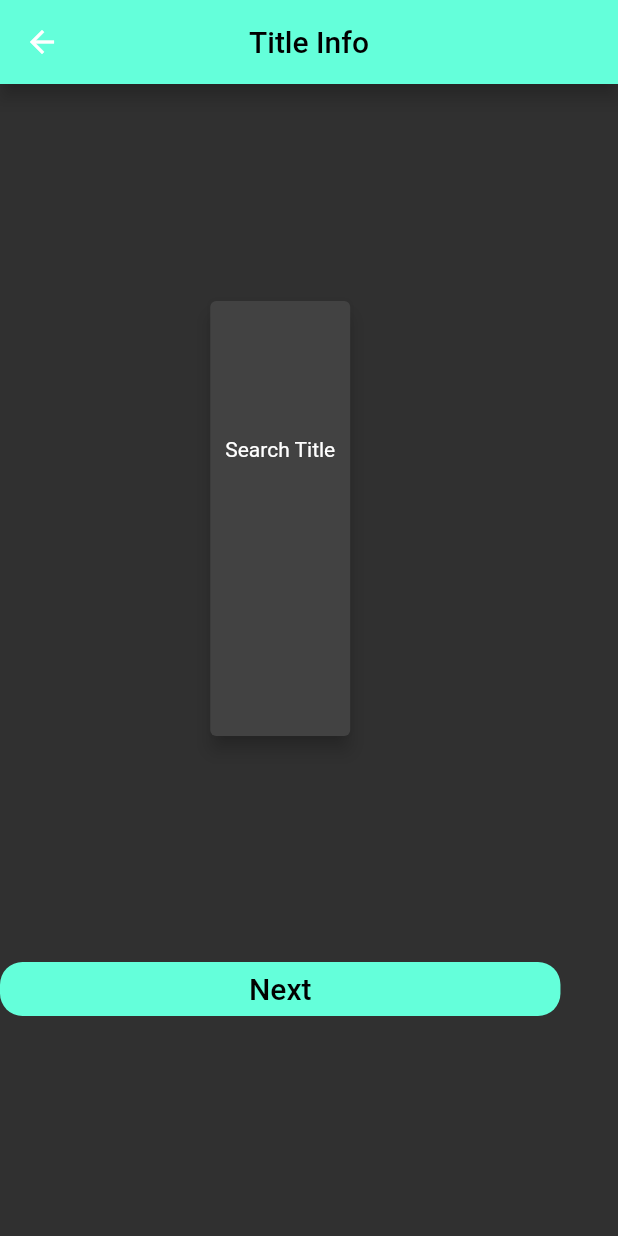
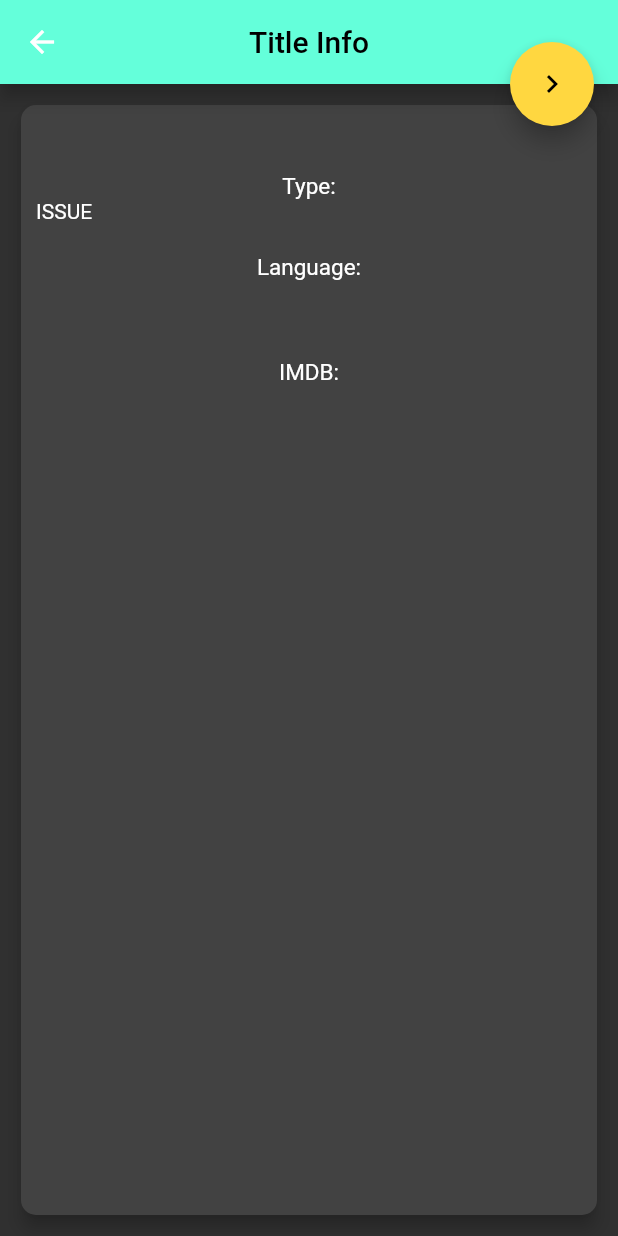
Before and after one commit to RKKgithub/movie_tracker, a Flutter app: the AddScreen screen opened directly, on a phone screen of 412 x 824 dp. Run offline on Flutter 3.47's test engine with Material 2 defaults, Android fonts, the phone set to English and light mode, and no system bars; our stand-ins replace google_fonts; Roboto replaces fonts that are missing (Baskervville, Handlee, Philosopher).

```diff
--- a/lib/screens/add_screen.dart
+++ b/lib/screens/add_screen.dart
@@ -11,6 +11,7 @@ class AddScreen extends StatefulWidget {
   final String language;
   final String posterURL;
   final String type;
+  final String rating;
 
   AddScreen(
       {this.properName,
@@ -18,7 +19,8 @@ class AddScreen extends StatefulWidget {
       this.language,
       this.plot,
       this.posterURL,
-      this.type});
+      this.type,
+      this.rating});
 
   @override
   _AddScreenState createState() => _AddScreenState();
@@ -28,91 +30,22 @@ class _AddScreenState extends State<AddScreen> {
   @override
   Widget build(BuildContext context) {
     return Scaffold(
-      appBar: AppBar(
-        elevation: 5,
-        backgroundColor: ThemeData.dark().accentColor,
-        title: Text(
-          'Title Info',
-          style: GoogleFonts.baskervville(color: Colors.black),
-        ),
-        centerTitle: true,
-      ),
-      body: SafeArea(
-        child: Column(
-          mainAxisAlignment: MainAxisAlignment.spaceEvenly,
-          children: [
-            Padding(
-              padding: const EdgeInsets.symmetric(horizontal: 10),
-              child: Card(
-                elevation: 5,
-                child: Padding(
-                  padding: const EdgeInsets.all(10),
-                  child: Column(
-                    children: [
-                      Text(
-                        (widget.properName == null) ? '' : widget.properName,
-                        style: GoogleFonts.pacifico(fontSize: 20),
-                      ),
-                      SizedBox(
-                        height: 20,
-                      ),
-                      Text(
-                        (widget.type == null) ? '' : widget.type,
-                        style: GoogleFonts.pacifico(fontSize: 15),
-                      ),
-                      (widget.posterURL == null)
-                          ? Text('Search Title')
-                          : Image(
-                              image: NetworkImage(widget.posterURL),
-                              width: MediaQuery.of(context).size.width * 0.5,
-                            ),
-                      SizedBox(
-                        height: 20,
-                      ),
-                      Text(
-                        (widget.language == null) ? '' : widget.language,
-                        style: GoogleFonts.lato(),
-                        textAlign: TextAlign.center,
-                      ),
-                      SizedBox(
-                        height: 50,
-                      ),
-                      Padding(
-                        padding: const EdgeInsets.symmetric(horizontal: 20),
-                        child: Text(
-                          (widget.plot == null) ? '' : widget.plot,
-                          style: GoogleFonts.lato(fontSize: 15),
-                          textAlign: TextAlign.center,
-                        ),
-                      ),
-                      SizedBox(
-                        height: 50,
-                      ),
-                      Text(
-                        (widget.genre == null) ? '' : widget.genre,
-                        style: GoogleFonts.lato(fontSize: 15),
-                        textAlign: TextAlign.center,
-                      ),
-                    ],
-                  ),
-                ),
-              ),
-            ),
-            FlatButton(
-              color: ThemeData.dark().accentColor,
-              shape: RoundedRectangleBorder(
-                borderRadius: BorderRadius.circular(15),
-              ),
+      floatingActionButton: FloatingActionButton(
+        backgroundColor: Colors.amberAccent,
+        child: Icon(Icons.keyboard_arrow_right),
         onPressed: (widget.properName == 'sorry can\'t fetch data')
             ? null
             : () {
+                if (myList.length == 0) {
                   DataModel dataModel = DataModel(
                     contentGenre: widget.genre,
                     contentLanguage: widget.language,
                     contentName: widget.properName,
                     contentPlot: widget.plot,
                     contentPosterURL: widget.posterURL,
-                          contentType: widget.type);
+                    contentType: widget.type,
+                    contentRating: widget.rating,
+                  );
 
                   showModalBottomSheet(
                     context: context,
@@ -124,20 +57,121 @@ class _AddScreenState extends State<AddScreen> {
                       Navigator.pop(context);
                     }),
                   );
-                      //Navigator.pop(context);
+                } else {
+                  for (DataModel item in myList) {
+                    if (widget.properName == item.contentName) {
+                      // Scaffold.of(context).showSnackBar(
+                      //   SnackBar(
+                      //     content:
+                      //         Text("title already exists in your list"),
+                      //   ),
+                      // );
+                      Navigator.pop(context);
+                      Navigator.pop(context);
+                    } else {
+                      DataModel dataModel = DataModel(
+                        contentGenre: widget.genre,
+                        contentLanguage: widget.language,
+                        contentName: widget.properName,
+                        contentPlot: widget.plot,
+                        contentPosterURL: widget.posterURL,
+                        contentType: widget.type,
+                        contentRating: widget.rating,
+                      );
+
+                      showModalBottomSheet(
+                        context: context,
+                        builder: (context) => StatusScreen((status) {
+                          setState(() {
+                            dataModel.status = status;
+                            myList.add(dataModel);
+                          });
+                          Navigator.pop(context);
+                        }),
+                      );
+                    }
+                  }
+                }
               },
+      ),
+      floatingActionButtonLocation: FloatingActionButtonLocation.endTop,
+      appBar: AppBar(
+        elevation: 5,
+        backgroundColor: ThemeData.dark().accentColor,
+        title: Text(
+          'Title Info',
+          style: GoogleFonts.baskervville(color: Colors.black),
+        ),
+        centerTitle: true,
+      ),
+      body: SafeArea(
         child: Padding(
-                padding: const EdgeInsets.symmetric(horizontal: 150),
+          padding: const EdgeInsets.all(10),
+          child: Card(
+            shape: RoundedRectangleBorder(
+              borderRadius: BorderRadius.circular(10),
+            ),
+            elevation: 5,
+            child: Padding(
+              padding: const EdgeInsets.all(10),
+              child: Container(
+                height: MediaQuery.of(context).size.height,
+                child: ListView(
+                  children: [
+                    Text(
+                      (widget.properName == null) ? '' : widget.properName,
+                      style: GoogleFonts.pacifico(fontSize: 20),
+                      textAlign: TextAlign.center,
+                    ),
+                    Text(
+                      (widget.type == null) ? 'Type:' : 'Type:  ${widget.type}',
+                      style: GoogleFonts.handlee(fontSize: 15),
+                      textAlign: TextAlign.center,
+                    ),
+                    (widget.posterURL == null)
+                        ? Text('ISSUE')
+                        : Image(
+                            image: NetworkImage(widget.posterURL),
+                            width: MediaQuery.of(context).size.width * 0.5,
+                          ),
+                    Padding(
+                      padding: const EdgeInsets.all(20),
                       child: Text(
-                  'Next',
-                  style: GoogleFonts.philosopher(
-                    fontSize: 20,
-                    color: Colors.black,
+                        (widget.language == null)
+                            ? 'Language:'
+                            : 'Language:  ${widget.language}',
+                        style: GoogleFonts.handlee(fontSize: 15),
+                        textAlign: TextAlign.center,
+                      ),
+                    ),
+                    Padding(
+                      padding: const EdgeInsets.symmetric(horizontal: 20),
+                      child: Text(
+                        (widget.plot == null) ? '' : widget.plot,
+                        style: GoogleFonts.handlee(fontSize: 15),
+                        textAlign: TextAlign.center,
+                      ),
+                    ),
+                    Padding(
+                      padding: const EdgeInsets.all(15),
+                      child: Text(
+                        (widget.rating == null)
+                            ? 'IMDB:'
+                            : 'IMDB:  ${widget.rating}',
+                        style: GoogleFonts.handlee(fontSize: 15),
+                        textAlign: TextAlign.center,
+                      ),
+                    ),
+                    Text(
+                      (widget.genre == null) ? '' : widget.genre,
+                      style: GoogleFonts.handlee(fontSize: 15),
+                      textAlign: TextAlign.center,
+                    ),
+                  ],
                 ),
               ),
             ),
           ),
-          ],
         ),
       ),
     );
--- a/lib/screens/list_screen.dart
+++ b/lib/screens/list_screen.dart
@@ -87,13 +87,13 @@ class _ContentListState extends State<ContentList> {
       floatingActionButton: FloatingActionButton(
         backgroundColor: Colors.amberAccent,
         child: Icon(Icons.search),
-        onPressed: () {
+        onPressed: () async {
           showModalBottomSheet(
             context: context,
             builder: (context) => SearchScreen(),
           ).then((value) {
             setState(() {
-              print(myList.length);
+              myList.length = myList.length;
             });
           });
         },
--- a/lib/screens/search_screen.dart
+++ b/lib/screens/search_screen.dart
@@ -13,6 +13,7 @@ class SearchScreen extends StatelessWidget {
   String language;
   String posterURL;
   String type;
+  String rating;
 
   Future<DataModel> updateUI(String titleName) async {
     NetworkHelper networkHelper =
@@ -38,6 +39,9 @@ class SearchScreen extends StatelessWidget {
       type = (titleData['Type'] == null)
           ? 'sorry can\'t fetch data'
           : titleData['Type'];
+      rating = (titleData['imdbRating'] == null)
+          ? 'sorry can\'t fetch data'
+          : titleData['imdbRating'];
 
       return DataModel(
         contentGenre: genre,
@@ -46,6 +50,7 @@ class SearchScreen extends StatelessWidget {
         contentPlot: plot,
         contentPosterURL: posterURL,
         contentType: type,
+        contentRating: rating,
       );
     } catch (e) {
       print(e);
@@ -56,6 +61,7 @@ class SearchScreen extends StatelessWidget {
         contentPlot: null,
         contentPosterURL: null,
         contentType: null,
+        contentRating: null,
       );
     }
   }
@@ -135,7 +141,7 @@ class SearchScreen extends StatelessWidget {
                             language: data.contentLanguage,
                             plot: data.contentPlot,
                             genre: data.contentGenre,
-                        ),
+                            rating: data.contentRating),
                       ),
                     );
                   },
--- a/lib/utilities/data_model.dart
+++ b/lib/utilities/data_model.dart
@@ -1,11 +1,13 @@
 class DataModel {
-  DataModel(
-      {this.contentName,
-      this.contentType,
-      this.contentPlot,
-      this.contentLanguage,
-      this.contentGenre,
-      this.contentPosterURL});
+  DataModel({
+    this.contentName,
+    this.contentType,
+    this.contentPlot,
+    this.contentLanguage,
+    this.contentGenre,
+    this.contentPosterURL,
+    this.contentRating,
+  });
 
   final String contentName;
   final String contentType;
@@ -13,6 +15,7 @@ class DataModel {
   final String contentLanguage;
   final String contentGenre;
   final String contentPosterURL;
+  final String contentRating;
 
   String status;
 }
--- a/pubspec.yaml
+++ b/pubspec.yaml
@@ -30,6 +30,9 @@ dependencies:
   cupertino_icons: ^0.1.3
   http: ^0.12.2
   google_fonts: ^1.1.0
+  camera:
+  path_provider:
+  path:
 
 dev_dependencies:
   flutter_test:
```
Also changed, not shown: pubspec.lock, 1 other file. Lines whose indentation alone changed are shown as unchanged.
